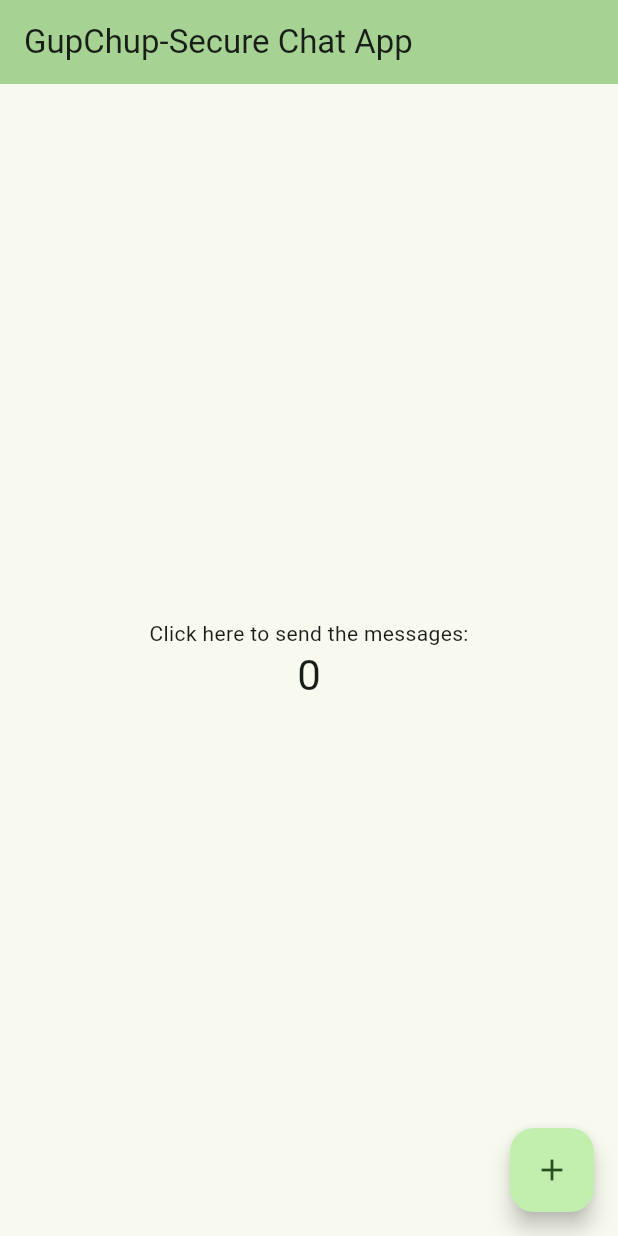
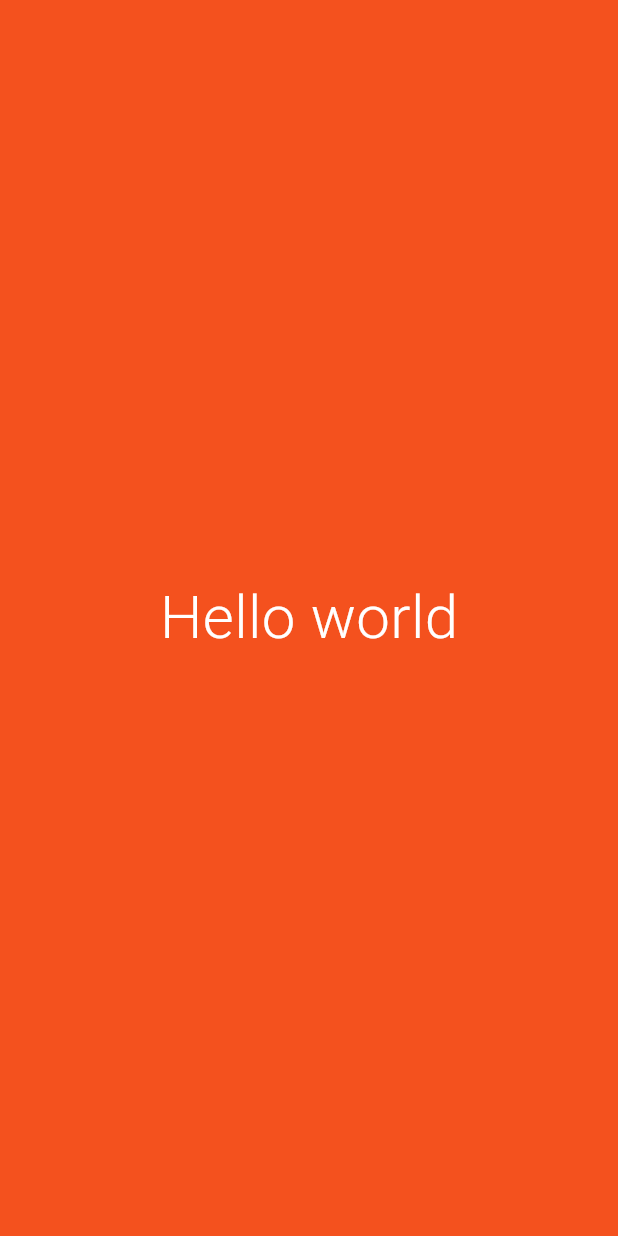
Before and after one commit to imankii01/FlutterFirstApk, a Flutter app: the screen it shows after launch, on a phone screen of 412 x 824 dp. Run offline on Flutter 3.47's test engine with Material 3 defaults, Android fonts, the light colour scheme and no system bars.

Commit message:
new things

```diff
--- /dev/null
+++ b/lib/appComponent/app.dart
@@ -0,0 +1,16 @@
+
+import 'package:first_flutter_apk/appComponent/homView.dart';
+import 'package:flutter/material.dart';
+
+class MyApp extends StatelessWidget {
+  const MyApp({
+    super.key,
+  });
+
+  @override
+  Widget build(BuildContext context) {
+    return MaterialApp(
+        title: 'Flutter Learn',
+        home: homeView());
+  }
+}
--- /dev/null
+++ b/lib/appComponent/homView.dart
@@ -0,0 +1,22 @@
+import 'package:flutter/material.dart';
+
+class homeView extends StatelessWidget {
+  const homeView({
+    super.key,
+  });
+
+  @override
+  Widget build(BuildContext context) {
+    return Material(
+      child: Container(
+        color: Colors.deepOrange[600],
+        child: const Center(
+            child: Text(
+          'Hello world',
+          style: TextStyle(
+              fontSize: 40, fontWeight: FontWeight.w300, color: Colors.white),
+        )),
+      ),
+    );
+  }
+}
--- a/lib/main.dart
+++ b/lib/main.dart
@@ -1,125 +1,6 @@
+import 'package:first_flutter_apk/appComponent/app.dart';
 import 'package:flutter/material.dart';
 
 void main() {
-  runApp(const MyApp());
+  runApp( MyApp());
 }
-
-class MyApp extends StatelessWidget {
-  const MyApp({super.key});
-
-  // This widget is the root of your application.
-  @override
-  Widget build(BuildContext context) {
-    return MaterialApp(
-      title: 'GupChup',
-      theme: ThemeData(
-        // This is the theme of your application.
-        //
-        // TRY THIS: Try running your application with "flutter run". You'll see
-        // the application has a purple toolbar. Then, without quitting the app,
-        // try changing the seedColor in the colorScheme below to Colors.green
-        // and then invoke "hot reload" (save your changes or press the "hot
-        // reload" button in a Flutter-supported IDE, or press "r" if you used
-        // the command line to start the app).
-        //
-        // Notice that the counter didn't reset back to zero; the application
-        // state is not lost during the reload. To reset the state, use hot
-        // restart instead.
-        //
-        // This works for code too, not just values: Most code changes can be
-        // tested with just a hot reload.
-        colorScheme: ColorScheme.fromSeed(seedColor: Color.fromARGB(255, 53, 197, 17)),
-        useMaterial3: true,
-      ),
-      home: const MyHomePage(title: 'GupChup-Secure Chat App'),
-    );
-  }
-}
-
-class MyHomePage extends StatefulWidget {
-  const MyHomePage({super.key, required this.title});
-
-  // This widget is the home page of your application. It is stateful, meaning
-  // that it has a State object (defined below) that contains fields that affect
-  // how it looks.
-
-  // This class is the configuration for the state. It holds the values (in this
-  // case the title) provided by the parent (in this case the App widget) and
-  // used by the build method of the State. Fields in a Widget subclass are
-  // always marked "final".
-
-  final String title;
-
-  @override
-  State<MyHomePage> createState() => _MyHomePageState();
-}
-
-class _MyHomePageState extends State<MyHomePage> {
-  int _counter = 0;
-
-  void _incrementCounter() {
-    setState(() {
-      // This call to setState tells the Flutter framework that something has
-      // changed in this State, which causes it to rerun the build method below
-      // so that the display can reflect the updated values. If we changed
-      // _counter without calling setState(), then the build method would not be
-      // called again, and so nothing would appear to happen.
-      _counter++;
-    });
-  }
-
-  @override
-  Widget build(BuildContext context) {
-    // This method is rerun every time setState is called, for instance as done
-    // by the _incrementCounter method above.
-    //
-    // The Flutter framework has been optimized to make rerunning build methods
-    // fast, so that you can just rebuild anything that needs updating rather
-    // than having to individually change instances of widgets.
-    return Scaffold(
-      appBar: AppBar(
-        // TRY THIS: Try changing the color here to a specific color (to
-        // Colors.amber, perhaps?) and trigger a hot reload to see the AppBar
-        // change color while the other colors stay the same.
-        backgroundColor: Theme.of(context).colorScheme.inversePrimary,
-        // Here we take the value from the MyHomePage object that was created by
-        // the App.build method, and use it to set our appbar title.
-        title: Text(widget.title),
-      ),
-      body: Center(
-        // Center is a layout widget. It takes a single child and positions it
-        // in the middle of the parent.
-        child: Column(
-          // Column is also a layout widget. It takes a list of children and
-          // arranges them vertically. By default, it sizes itself to fit its
-          // children horizontally, and tries to be as tall as its parent.
-          //
-          // Column has various properties to control how it sizes itself and
-          // how it positions its children. Here we use mainAxisAlignment to
-          // center the children vertically; the main axis here is the vertical
-          // axis because Columns are vertical (the cross axis would be
-          // horizontal).
-          //
-          // TRY THIS: Invoke "debug painting" (choose the "Toggle Debug Paint"
-          // action in the IDE, or press "p" in the console), to see the
-          // wireframe for each widget.
-          mainAxisAlignment: MainAxisAlignment.center,
-          children: <Widget>[
-            const Text(
-              'Click here to send the messages:',
-            ),
-            Text(
-              '$_counter',
-              style: Theme.of(context).textTheme.headlineMedium,
-            ),
-          ],
-        ),
-      ),
-      floatingActionButton: FloatingActionButton(
-        onPressed: _incrementCounter,
-        tooltip: 'Increment',
-        child: const Icon(Icons.add),
-      ), // This trailing comma makes auto-formatting nicer for build methods.
-    );
-  }
-}
```
